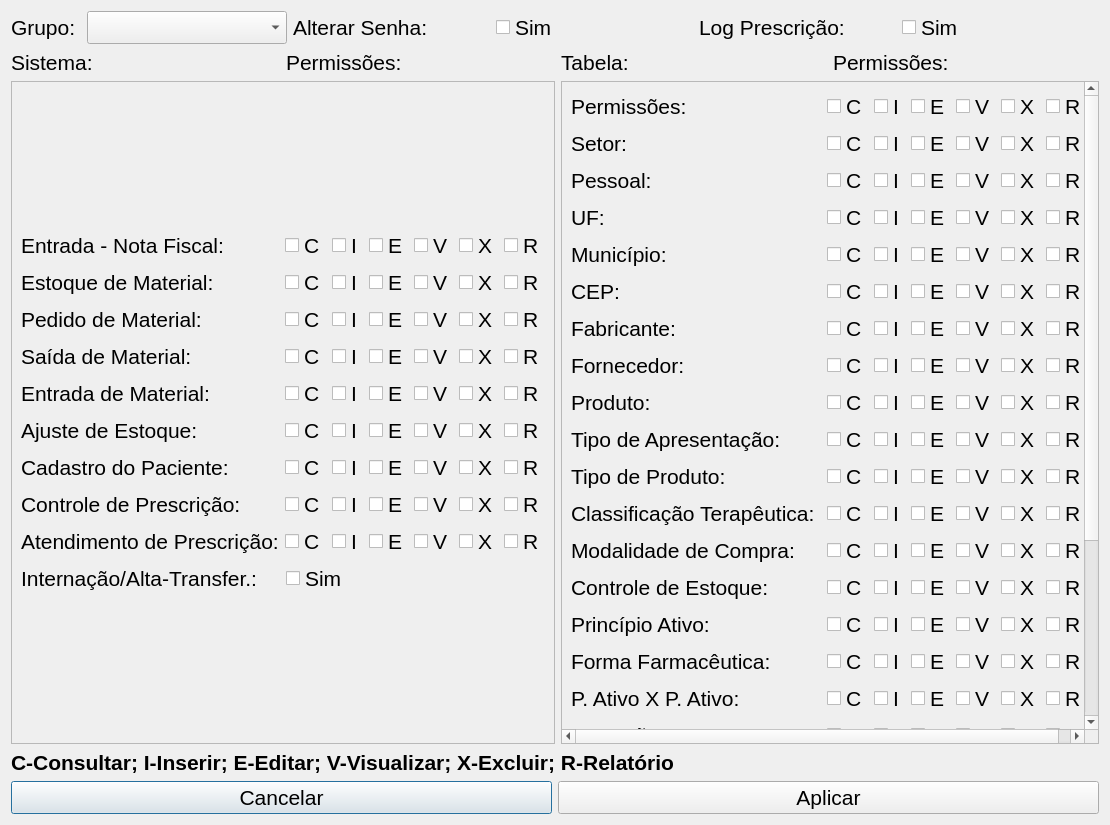
Above: permissoes.ui from exiele/MIM before the change. Below: the same form after it.
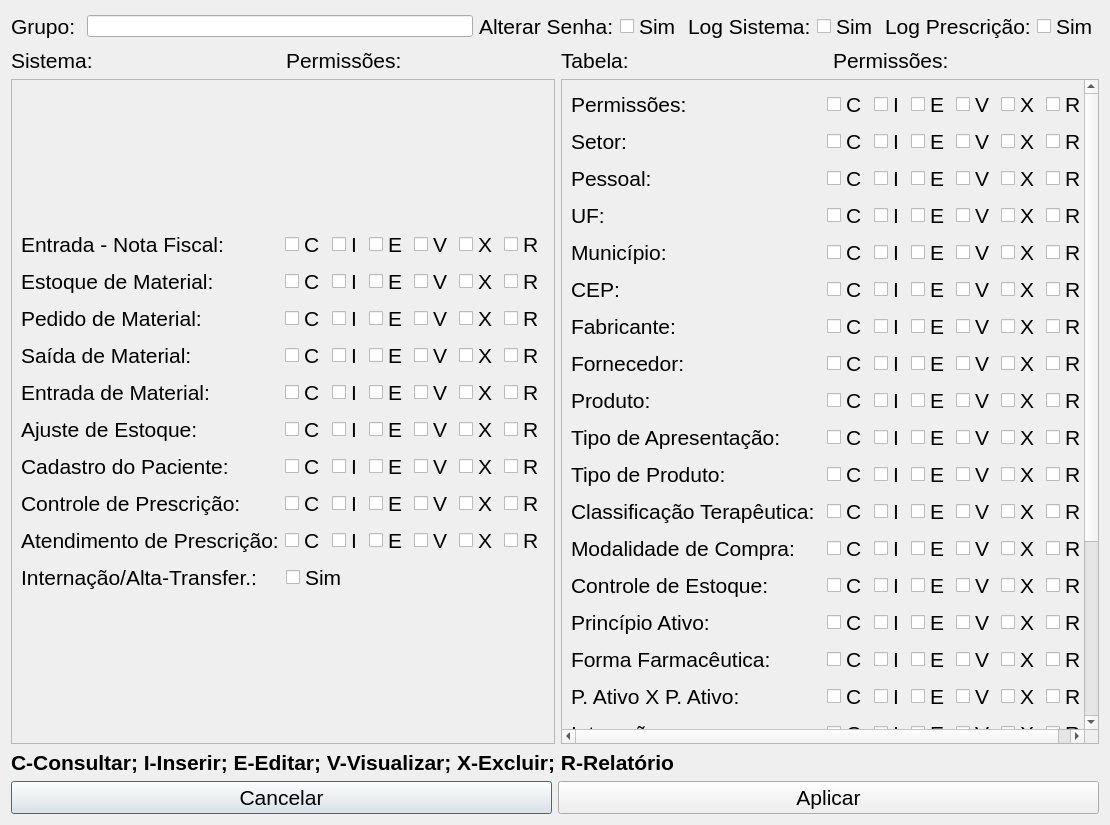
That is the form after the change.

Commit message: adicionar e remover permissoes

Patch:
```diff
--- a/permissoes.ui
+++ b/permissoes.ui
@@ -43,19 +43,7 @@
         </widget>
        </item>
        <item>
-        <widget class="QComboBox" name="grupo_box">
-         <property name="minimumSize">
-          <size>
-           <width>200</width>
-           <height>0</height>
-          </size>
-         </property>
-         <property name="font">
-          <font>
-           <pointsize>16</pointsize>
-          </font>
-         </property>
-        </widget>
+        <widget class="QLineEdit" name="lineEdit"/>
        </item>
        <item>
         <widget class="QLabel" name="label_2">
@@ -81,6 +69,30 @@
          </property>
         </widget>
        </item>
+       <item>
+        <widget class="QLabel" name="label_14">
+         <property name="font">
+          <font>
+           <pointsize>16</pointsize>
+          </font>
+         </property>
+         <property name="text">
+          <string>Log Sistema:</string>
+         </property>
+        </widget>
+       </item>
+       <item>
+        <widget class="QCheckBox" name="checkBox_3">
+         <property name="font">
+          <font>
+           <pointsize>16</pointsize>
+          </font>
+         </property>
+         <property name="text">
+          <string>Sim</string>
+         </property>
+        </widget>
+       </item>
        <item>
         <widget class="QLabel" name="label_3">
          <property name="font">
@@ -155,7 +167,7 @@
               <x>0</x>
               <y>0</y>
               <width>537</width>
-              <height>651</height>
+              <height>653</height>
              </rect>
             </property>
             <layout class="QVBoxLayout" name="verticalLayout_4">
@@ -173,7 +185,7 @@
                  <item>
                   <layout class="QHBoxLayout" name="horizontalLayout_3">
                    <item>
-                    <widget class="QCheckBox" name="checkBox_3">
+                    <widget class="QCheckBox" name="consultaNotaFiscalCB">
                      <property name="text">
                       <string>C</string>
                      </property>
@@ -1653,6 +1665,9 @@
                    <property name="text">
                     <string>I</string>
                    </property>
+                   <property name="checked">
+                    <bool>false</bool>
+                   </property>
                   </widget>
                  </item>
                  <item>
```
Left out of the diff: 12 changed lines with no effect on the pictures. The commit also changes 4 other files.
